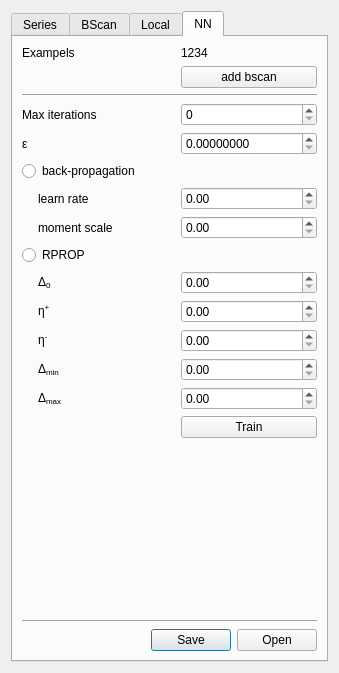
Before: the Qt Designer form ui/marker_segmentation.ui in neurodial/OCT-Marker, drawn with Qt 5.
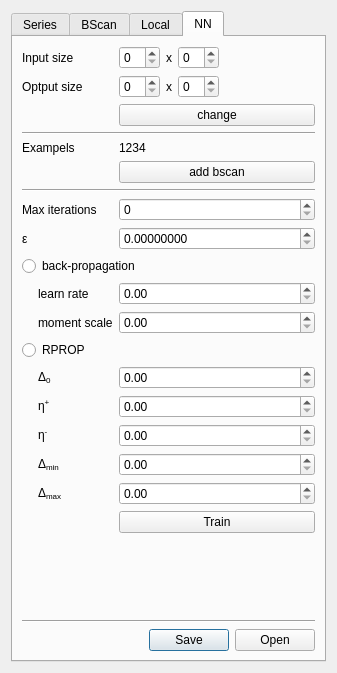
After: the same form once the commit is applied. Icons and pictures are not drawn.

Commit message: NN: Widget angepasst

Patch:
```diff
--- a/ui/marker_segmentation.ui
+++ b/ui/marker_segmentation.ui
@@ -6,7 +6,7 @@
    <rect>
     <x>0</x>
     <y>0</y>
-    <width>339</width>
+    <width>313</width>
     <height>673</height>
    </rect>
   </property>
@@ -1181,7 +1181,21 @@
        <string>NN</string>
       </attribute>
       <layout class="QGridLayout" name="gridLayout_9">
-       <item row="19" column="1">
+       <item row="7" column="0" colspan="3">
+        <widget class="Line" name="line_6">
+         <property name="orientation">
+          <enum>Qt::Horizontal</enum>
+         </property>
+        </widget>
+       </item>
+       <item row="25" column="0" colspan="3">
+        <widget class="Line" name="line_7">
+         <property name="orientation">
+          <enum>Qt::Horizontal</enum>
+         </property>
+        </widget>
+       </item>
+       <item row="24" column="1">
         <spacer name="verticalSpacer_4">
          <property name="orientation">
           <enum>Qt::Vertical</enum>
@@ -1194,21 +1208,21 @@
          </property>
         </spacer>
        </item>
-       <item row="6" column="0" colspan="2">
+       <item row="11" column="0" colspan="2">
         <widget class="QLabel" name="label_15">
          <property name="text">
           <string>ε</string>
          </property>
         </widget>
        </item>
-       <item row="2" column="0" colspan="3">
-        <widget class="Line" name="line_6">
-         <property name="orientation">
-          <enum>Qt::Horizontal</enum>
+       <item row="6" column="2">
+        <widget class="QPushButton" name="pushButton_2">
+         <property name="text">
+          <string>add bscan</string>
          </property>
         </widget>
        </item>
-       <item row="21" column="1" colspan="2">
+       <item row="26" column="1" colspan="2">
         <widget class="QDialogButtonBox" name="buttonBox">
          <property name="standardButtons">
           <set>QDialogButtonBox::Open|QDialogButtonBox::Save</set>
@@ -1218,93 +1232,86 @@
          </property>
         </widget>
        </item>
-       <item row="1" column="2">
-        <widget class="QPushButton" name="pushButton_2">
-         <property name="text">
-          <string>add bscan</string>
-         </property>
-        </widget>
-       </item>
-       <item row="0" column="2">
+       <item row="4" column="2">
         <widget class="QLabel" name="label_13">
          <property name="text">
           <string>1234</string>
          </property>
         </widget>
        </item>
-       <item row="5" column="0" colspan="2">
+       <item row="10" column="0" colspan="2">
         <widget class="QLabel" name="label_14">
          <property name="text">
           <string>Max iterations</string>
          </property>
         </widget>
        </item>
-       <item row="8" column="0" colspan="3">
+       <item row="13" column="0" colspan="3">
         <widget class="QRadioButton" name="radioButton">
          <property name="text">
           <string>back-propagation</string>
          </property>
         </widget>
        </item>
-       <item row="17" column="2">
+       <item row="22" column="2">
         <widget class="QPushButton" name="pushButton">
          <property name="text">
           <string>Train</string>
          </property>
         </widget>
        </item>
-       <item row="10" column="1">
+       <item row="15" column="1">
         <widget class="QLabel" name="label_17">
          <property name="text">
           <string>moment scale</string>
          </property>
         </widget>
        </item>
-       <item row="11" column="0" colspan="3">
+       <item row="16" column="0" colspan="3">
         <widget class="QRadioButton" name="radioButton_2">
          <property name="text">
           <string>RPROP</string>
          </property>
         </widget>
        </item>
-       <item row="9" column="1">
+       <item row="14" column="1">
         <widget class="QLabel" name="label_16">
          <property name="text">
           <string>learn rate</string>
          </property>
         </widget>
        </item>
-       <item row="0" column="0" colspan="2">
+       <item row="4" column="0" colspan="2">
         <widget class="QLabel" name="label_12">
          <property name="text">
           <string>Exampels</string>
          </property>
         </widget>
        </item>
-       <item row="10" column="2">
+       <item row="15" column="2">
         <widget class="QDoubleSpinBox" name="doubleSpinBox_3"/>
        </item>
-       <item row="12" column="1">
+       <item row="17" column="1">
         <widget class="QLabel" name="label_18">
          <property name="text">
           <string>Δ&lt;sub&gt;0&lt;/sub&gt;</string>
          </property>
         </widget>
        </item>
-       <item row="9" column="2">
+       <item row="14" column="2">
         <widget class="QDoubleSpinBox" name="doubleSpinBox_2"/>
        </item>
-       <item row="15" column="1">
+       <item row="20" column="1">
         <widget class="QLabel" name="label_21">
          <property name="text">
           <string>Δ&lt;sub&gt;min&lt;/sub&gt;</string>
          </property>
         </widget>
        </item>
-       <item row="5" column="2">
+       <item row="10" column="2">
         <widget class="QSpinBox" name="spinBox"/>
        </item>
-       <item row="6" column="2">
+       <item row="11" column="2">
         <widget class="QDoubleSpinBox" name="doubleSpinBox">
          <property name="decimals">
           <number>8</number>
@@ -1314,50 +1321,43 @@
          </property>
         </widget>
        </item>
-       <item row="14" column="1">
+       <item row="19" column="1">
         <widget class="QLabel" name="label_20">
          <property name="text">
           <string>η&lt;sup&gt;-&lt;/sup&gt;</string>
          </property>
         </widget>
        </item>
-       <item row="13" column="1">
+       <item row="18" column="1">
         <widget class="QLabel" name="label_19">
          <property name="text">
           <string>η&lt;sup&gt;+&lt;/sup&gt;</string>
          </property>
         </widget>
        </item>
-       <item row="12" column="2">
+       <item row="17" column="2">
         <widget class="QDoubleSpinBox" name="doubleSpinBox_4"/>
        </item>
-       <item row="16" column="1">
+       <item row="21" column="1">
         <widget class="QLabel" name="label_22">
          <property name="text">
           <string>Δ&lt;sub&gt;max&lt;/sub&gt;</string>
          </property>
         </widget>
        </item>
-       <item row="16" column="2">
+       <item row="21" column="2">
         <widget class="QDoubleSpinBox" name="doubleSpinBox_5"/>
        </item>
-       <item row="15" column="2">
+       <item row="20" column="2">
         <widget class="QDoubleSpinBox" name="doubleSpinBox_6"/>
        </item>
-       <item row="13" column="2">
+       <item row="18" column="2">
         <widget class="QDoubleSpinBox" name="doubleSpinBox_7"/>
        </item>
-       <item row="14" column="2">
+       <item row="19" column="2">
         <widget class="QDoubleSpinBox" name="doubleSpinBox_8"/>
        </item>
-       <item row="20" column="0" colspan="3">
-        <widget class="Line" name="line_7">
-         <property name="orientation">
-          <enum>Qt::Horizontal</enum>
-         </property>
-        </widget>
-       </item>
-       <item row="17" column="0">
+       <item row="22" column="0">
         <widget class="QLabel" name="label_23">
          <property name="sizePolicy">
           <sizepolicy hsizetype="Fixed" vsizetype="Preferred">
@@ -1382,6 +1382,94 @@
          </property>
         </widget>
        </item>
+       <item row="1" column="0" colspan="2">
+        <widget class="QLabel" name="label_25">
+         <property name="text">
+          <string>Optput size</string>
+         </property>
+        </widget>
+       </item>
+       <item row="2" column="2">
+        <widget class="QPushButton" name="pushButton_3">
+         <property name="text">
+          <string>change</string>
+         </property>
+        </widget>
+       </item>
+       <item row="0" column="0" colspan="2">
+        <widget class="QLabel" name="label_24">
+         <property name="text">
+          <string>Input size</string>
+         </property>
+        </widget>
+       </item>
+       <item row="3" column="0" colspan="3">
+        <widget class="Line" name="line_8">
+         <property name="orientation">
+          <enum>Qt::Horizontal</enum>
+         </property>
+        </widget>
+       </item>
+       <item row="0" column="2">
+        <layout class="QHBoxLayout" name="horizontalLayout_6">
+         <item>
+          <widget class="QSpinBox" name="spinBox_2"/>
+         </item>
+         <item>
+          <widget class="QLabel" name="label_26">
+           <property name="text">
+            <string>x</string>
+           </property>
+          </widget>
+         </item>
+         <item>
+          <widget class="QSpinBox" name="spinBox_3"/>
+         </item>
+         <item>
+          <spacer name="horizontalSpacer_12">
+           <property name="orientation">
+            <enum>Qt::Horizontal</enum>
+           </property>
+           <property name="sizeHint" stdset="0">
+            <size>
+             <width>40</width>
+             <height>20</height>
+            </size>
+           </property>
+          </spacer>
+         </item>
+        </layout>
+       </item>
+       <item row="1" column="2">
+        <layout class="QHBoxLayout" name="horizontalLayout_8">
+         <item>
+          <widget class="QSpinBox" name="spinBox_5"/>
+         </item>
+         <item>
+          <widget class="QLabel" name="label_27">
+           <property name="text">
+            <string>x</string>
+           </property>
+          </widget>
+         </item>
+         <item>
+          <widget class="QSpinBox" name="spinBox_4"/>
+         </item>
+         <item>
+          <spacer name="horizontalSpacer_13">
+           <property name="orientation">
+            <enum>Qt::Horizontal</enum>
+           </property>
+           <property name="sizeHint" stdset="0">
+            <size>
+             <width>40</width>
+             <height>20</height>
+            </size>
+           </property>
+          </spacer>
+         </item>
+        </layout>
+       </item>
       </layout>
      </widget>
     </widget>
```
